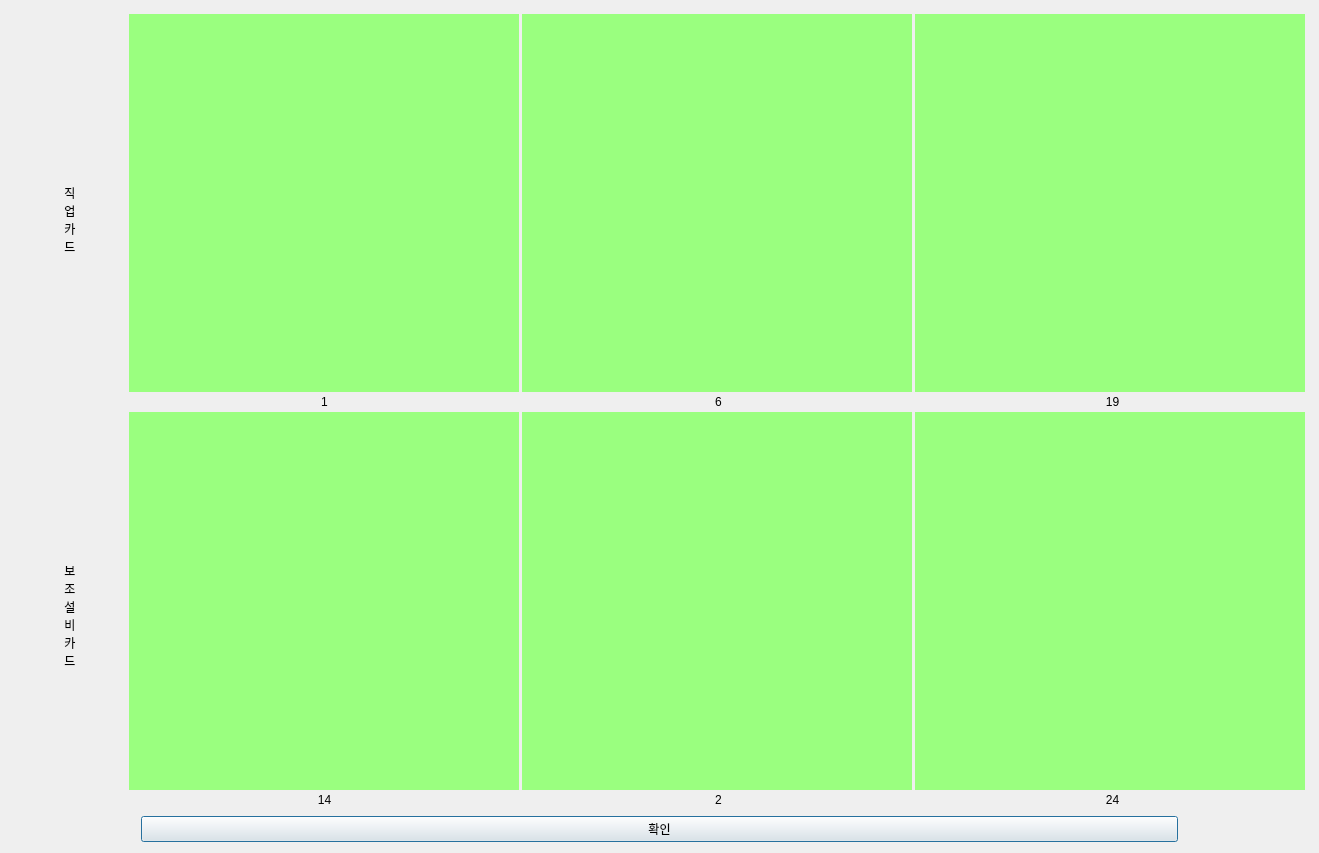
First picture: the form in Agricola_Front/data/Basic/first_card_inform.ui, repository HiImSUN/Agricola-Front_ui-images-py, before the edit.
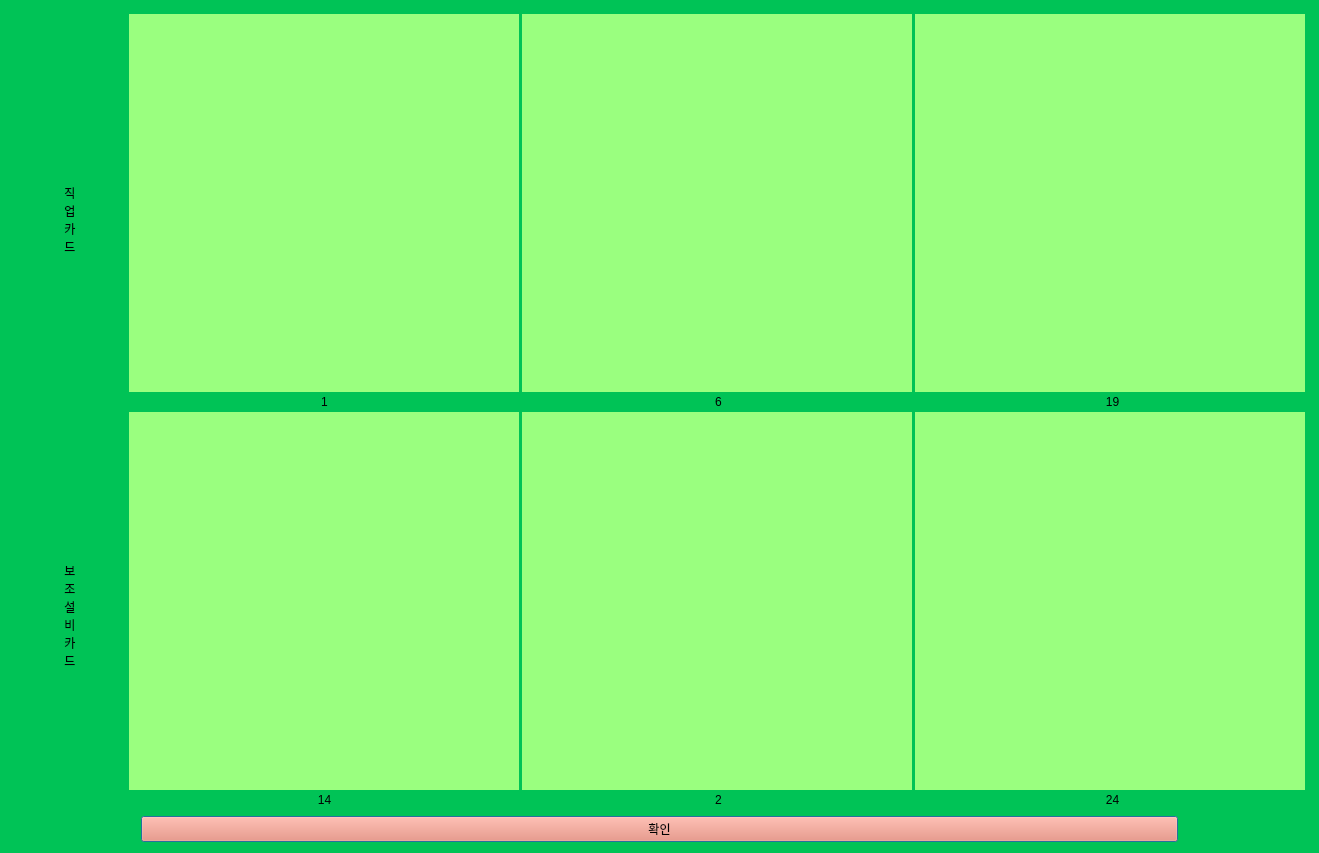
Second picture: the form after the edit.

```diff
--- a/Agricola_Front/data/Basic/first_card_inform.ui
+++ b/Agricola_Front/data/Basic/first_card_inform.ui
@@ -13,6 +13,9 @@
   <property name="windowTitle">
    <string>Dialog</string>
   </property>
+  <property name="styleSheet">
+   <string notr="true">background-color: rgb(0, 195, 86);</string>
+  </property>
   <layout class="QVBoxLayout" name="verticalLayout">
    <item>
     <layout class="QHBoxLayout" name="horizontalLayout_2" stretch="1,10">
@@ -278,6 +281,9 @@
      </item>
      <item>
       <widget class="QPushButton" name="pushButton">
+       <property name="styleSheet">
+        <string notr="true">background-color: rgb(255, 127, 98);</string>
+       </property>
        <property name="text">
         <string>확인</string>
        </property>
```
